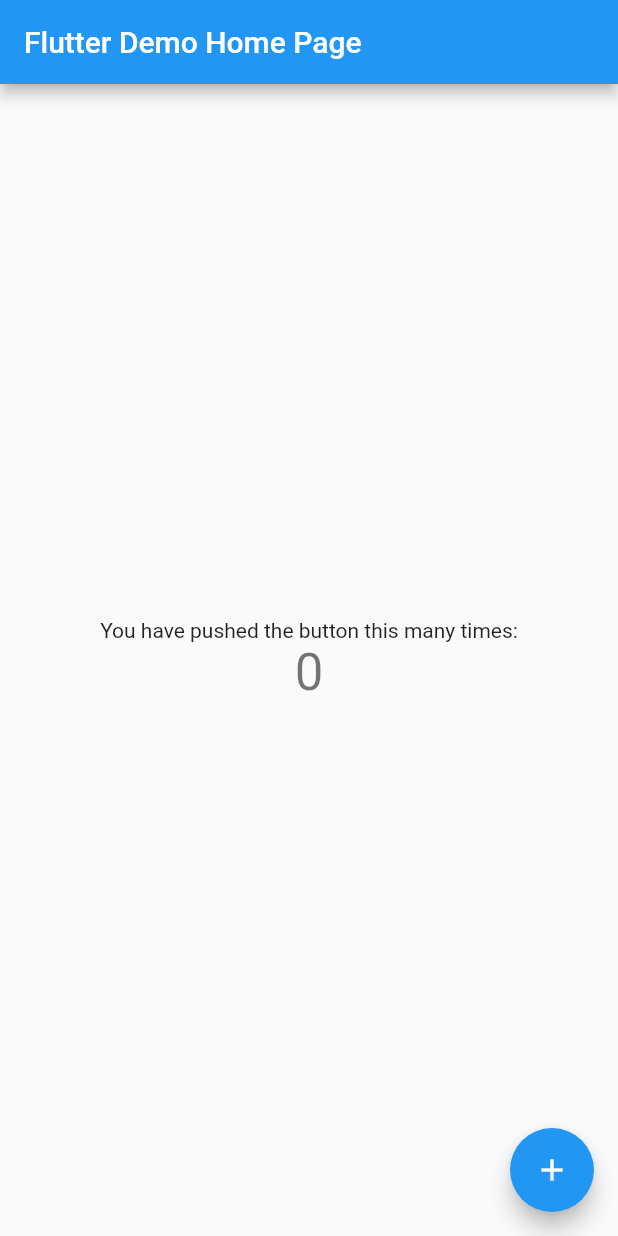
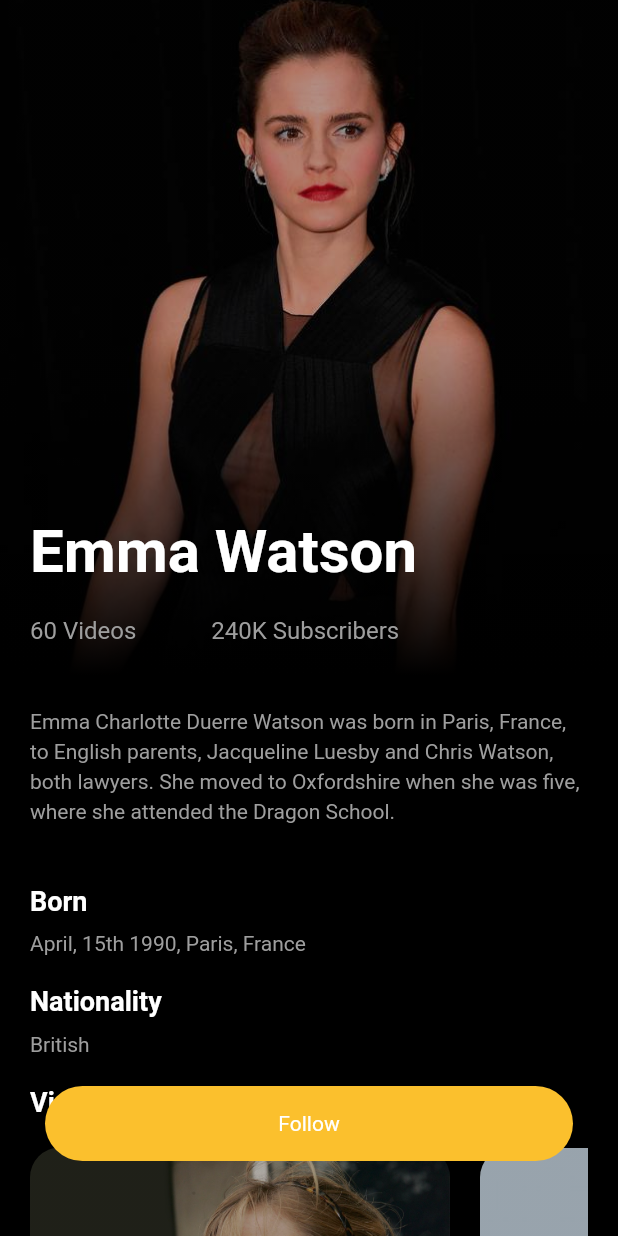
Before and after one commit to afgprogrammer/Flutter-actors-profile-app-ui, a Flutter app: the screen it shows after launch, on a phone screen of 412 x 824 dp. Run offline on Flutter 3.47's test engine with Material 2 defaults, Android fonts, the phone set to English and light mode, and no system bars; our stand-ins replace simple_animations.

Commit message:
Make design

```diff
--- a/lib/main.dart
+++ b/lib/main.dart
@@ -1,111 +1,176 @@
+import 'package:day4_actors_profile/Animations/FadeAnimation.dart';
 import 'package:flutter/material.dart';
 
-void main() => runApp(MyApp());
+void main() => runApp(
+  MaterialApp(
+    debugShowCheckedModeBanner: false,
+    home: HomePage(),
+  )
+);
+class HomePage extends StatefulWidget {
+  @override
+  _HomePageState createState() => _HomePageState();
+}
 
-class MyApp extends StatelessWidget {
-  // This widget is the root of your application.
+class _HomePageState extends State<HomePage> {
   @override
   Widget build(BuildContext context) {
-    return MaterialApp(
-      title: 'Flutter Demo',
-      theme: ThemeData(
-        // This is the theme of your application.
-        //
-        // Try running your application with "flutter run". You'll see the
-        // application has a blue toolbar. Then, without quitting the app, try
-        // changing the primarySwatch below to Colors.green and then invoke
-        // "hot reload" (press "r" in the console where you ran "flutter run",
-        // or simply save your changes to "hot reload" in a Flutter IDE).
-        // Notice that the counter didn't reset back to zero; the application
-        // is not restarted.
-        primarySwatch: Colors.blue,
+    return Scaffold(
+      backgroundColor: Colors.black,
+      body: Stack(
+        children: <Widget>[
+          CustomScrollView(
+            slivers: <Widget>[
+              SliverAppBar(
+                expandedHeight: 450,
+                backgroundColor: Colors.black,
+                flexibleSpace: FlexibleSpaceBar(
+                  collapseMode: CollapseMode.pin,
+                  background: Container(
+                    decoration: BoxDecoration(
+                      image: DecorationImage(
+                        image: AssetImage('assets/images/emma.jpg'),
+                        fit: BoxFit.cover
+                      )
+                    ),
+                    child: Container(
+                      decoration: BoxDecoration(
+                        gradient: LinearGradient(
+                          begin: Alignment.bottomRight,
+                          colors: [
+                            Colors.black,
+                            Colors.black.withOpacity(.3)
+                          ]
+                        )
+                      ),
+                      child: Padding(
+                        padding: EdgeInsets.all(20),
+                        child: Column(
+                          crossAxisAlignment: CrossAxisAlignment.start,
+                          mainAxisAlignment: MainAxisAlignment.end,
+                          children: <Widget>[
+                            FadeAnimation(1, Text("Emma Watson", style:
+                              TextStyle(color: Colors.white, fontWeight: FontWeight.bold, fontSize: 40)
+                            ,)),
+                            SizedBox(height: 20,),
+                            Row(
+                              children: <Widget>[
+                                FadeAnimation(1.2,
+                                  Text("60 Videos", style: TextStyle(color: Colors.grey, fontSize: 16),)
+                                ),
+                                SizedBox(width: 50,),
+                                FadeAnimation(1.3, Text("240K Subscribers", style:
+                                  TextStyle(color: Colors.grey, fontSize: 16)
+                                ,))
+                              ],
+                            )
+                          ],
+                        ),
+                      ),
+                    ),
+                  ),
+                ),
+              ),
+              SliverList(
+                delegate: SliverChildListDelegate([
+                  Padding(
+                    padding: EdgeInsets.all(20),
+                    child: Column(
+                      crossAxisAlignment: CrossAxisAlignment.start,
+                      children: <Widget>[
+                        FadeAnimation(1.6, Text("Emma Charlotte Duerre Watson was born in Paris, France, to English parents, Jacqueline Luesby and Chris Watson, both lawyers. She moved to Oxfordshire when she was five, where she attended the Dragon School.",
+                        style: TextStyle(color: Colors.grey, height: 1.4),)),
+                        SizedBox(height: 40,),
+                        FadeAnimation(1.6,
+                          Text("Born", style: TextStyle(color: Colors.white, fontSize: 18, fontWeight: FontWeight.bold),)
+                        ),
+                        SizedBox(height: 10,),
+                        FadeAnimation(1.6,
+                          Text("April, 15th 1990, Paris, France", style: TextStyle(color: Colors.grey),)
+                        ),
+                        SizedBox(height: 20,),
+                        FadeAnimation(1.6,
+                          Text("Nationality", style: TextStyle(color: Colors.white, fontSize: 18, fontWeight: FontWeight.bold),)
+                        ),
+                        SizedBox(height: 10,),
+                        FadeAnimation(1.6,
+                          Text("British", style: TextStyle(color: Colors.grey),)
+                        ),
+                        SizedBox(height: 20,),
+                        FadeAnimation(1.6,
+                          Text("Videos", style: TextStyle(color: Colors.white, fontSize: 18, fontWeight: FontWeight.bold),)
+                        ),
+                        SizedBox(height: 20,),
+                        FadeAnimation(1.8, Container(
+                          height: 200,
+                          child: ListView(
+                            scrollDirection: Axis.horizontal,
+                            children: <Widget>[
+                              makeVideo(image: 'assets/images/emma-1.jpg'),
+                              makeVideo(image: 'assets/images/emma-2.jpg'),
+                              makeVideo(image: 'assets/images/emma-3.jpg'),
+                            ],
+                          ),
+                        )),
+                        SizedBox(height: 120,)
+                      ],
+                    ),
+                  )
+                ]),
+              )
+            ],
+          ),
+          Positioned.fill(
+            bottom: 50,
+            child: Container(
+              child: Align(
+                alignment: Alignment.bottomCenter,
+                child: FadeAnimation(2,
+                  Container(
+                    margin: EdgeInsets.symmetric(horizontal: 30),
+                    height: 50,
+                    decoration: BoxDecoration(
+                      borderRadius: BorderRadius.circular(50),
+                      color: Colors.yellow[700]
+                    ),
+                    child: Align(child: Text("Follow", style: TextStyle(color: Colors.white),)),
+                  ),
+                ),
+              ),
+            ),
+          )
+        ],
       ),
-      home: MyHomePage(title: 'Flutter Demo Home Page'),
+    );
+  }
+
+  Widget makeVideo({image}) {
+    return AspectRatio(
+      aspectRatio: 1.5/ 1,
+      child: Container(
+        margin: EdgeInsets.only(right: 20),
+        decoration: BoxDecoration(
+          borderRadius: BorderRadius.circular(20),
+          image: DecorationImage(
+            image: AssetImage(image),
+            fit: BoxFit.cover
+          )
+        ),
+        child: Container(
+          decoration: BoxDecoration(
+            gradient: LinearGradient(
+              begin: Alignment.bottomRight,
+              colors: [
+                Colors.black.withOpacity(.9),
+                Colors.black.withOpacity(.3)
+              ]
+            )
+          ),
+          child: Align(
+            child: Icon(Icons.play_arrow, color: Colors.white, size: 70,),
+          ),
+        ),
+      ),
     );
   }
 }
-
-class MyHomePage extends StatefulWidget {
-  MyHomePage({Key key, this.title}) : super(key: key);
-
-  // This widget is the home page of your application. It is stateful, meaning
-  // that it has a State object (defined below) that contains fields that affect
-  // how it looks.
-
-  // This class is the configuration for the state. It holds the values (in this
-  // case the title) provided by the parent (in this case the App widget) and
-  // used by the build method of the State. Fields in a Widget subclass are
-  // always marked "final".
-
-  final String title;
-
-  @override
-  _MyHomePageState createState() => _MyHomePageState();
-}
-
-class _MyHomePageState extends State<MyHomePage> {
-  int _counter = 0;
-
-  void _incrementCounter() {
-    setState(() {
-      // This call to setState tells the Flutter framework that something has
-      // changed in this State, which causes it to rerun the build method below
-      // so that the display can reflect the updated values. If we changed
-      // _counter without calling setState(), then the build method would not be
-      // called again, and so nothing would appear to happen.
-      _counter++;
-    });
-  }
-
-  @override
-  Widget build(BuildContext context) {
-    // This method is rerun every time setState is called, for instance as done
-    // by the _incrementCounter method above.
-    //
-    // The Flutter framework has been optimized to make rerunning build methods
-    // fast, so that you can just rebuild anything that needs updating rather
-    // than having to individually change instances of widgets.
-    return Scaffold(
-      appBar: AppBar(
-        // Here we take the value from the MyHomePage object that was created by
-        // the App.build method, and use it to set our appbar title.
-        title: Text(widget.title),
-      ),
-      body: Center(
-        // Center is a layout widget. It takes a single child and positions it
-        // in the middle of the parent.
-        child: Column(
-          // Column is also a layout widget. It takes a list of children and
-          // arranges them vertically. By default, it sizes itself to fit its
-          // children horizontally, and tries to be as tall as its parent.
-          //
-          // Invoke "debug painting" (press "p" in the console, choose the
-          // "Toggle Debug Paint" action from the Flutter Inspector in Android
-          // Studio, or the "Toggle Debug Paint" command in Visual Studio Code)
-          // to see the wireframe for each widget.
-          //
-          // Column has various properties to control how it sizes itself and
-          // how it positions its children. Here we use mainAxisAlignment to
-          // center the children vertically; the main axis here is the vertical
-          // axis because Columns are vertical (the cross axis would be
-          // horizontal).
-          mainAxisAlignment: MainAxisAlignment.center,
-          children: <Widget>[
-            Text(
-              'You have pushed the button this many times:',
-            ),
-            Text(
-              '$_counter',
-              style: Theme.of(context).textTheme.display1,
-            ),
-          ],
-        ),
-      ),
-      floatingActionButton: FloatingActionButton(
-        onPressed: _incrementCounter,
-        tooltip: 'Increment',
-        child: Icon(Icons.add),
-      ), // This trailing comma makes auto-formatting nicer for build methods.
-    );
-  }
-}
```
